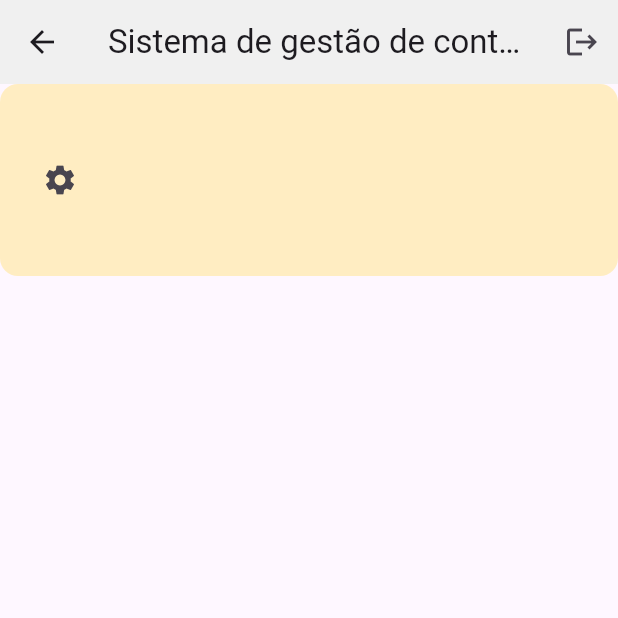
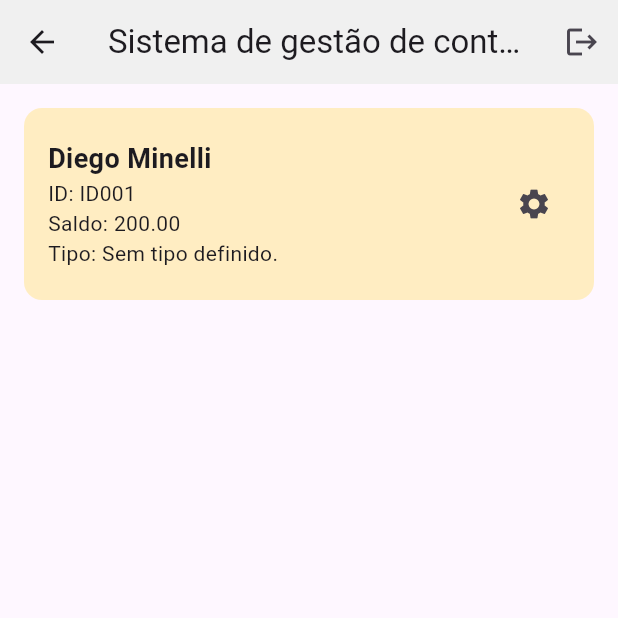
Before and after one commit to diegominelli/banco_douro, a Flutter app: the HomeScreen screen opened by its route, on a phone screen of 412 x 824 dp, the top half of it. Run offline on Flutter 3.47's test engine with Material 3 defaults, Android fonts, the phone set to English and light mode, and no system bars.

Commit message:
mostrando os atributos do account

```diff
--- a/lib/ui/home_screen.dart
+++ b/lib/ui/home_screen.dart
@@ -21,7 +21,9 @@ class HomeScreen extends StatelessWidget {
           )
         ],
       ),
-      body: AccountWidget(
+      body: Padding(
+        padding: const EdgeInsets.all(16),
+        child: AccountWidget(
           account: Account(
               id: "ID001",
               name: "Diego",
@@ -29,6 +31,7 @@ class HomeScreen extends StatelessWidget {
               balance: 200,
               accountType: null),
         ),
+      ),
     );
   }
 }
--- a/lib/ui/widgets/account_widget.dart
+++ b/lib/ui/widgets/account_widget.dart
@@ -16,8 +16,22 @@ class AccountWidget extends StatelessWidget {
         borderRadius: BorderRadius.circular(12),
       ),
       child: Row(
+        mainAxisAlignment: MainAxisAlignment.spaceBetween,
         children: [
-          const Column(),
+          Column(
+            mainAxisAlignment: MainAxisAlignment.center,
+            crossAxisAlignment: CrossAxisAlignment.start,
+            children: [
+              Text(
+                "${account.name} ${account.lastName}",
+                style:
+                    const TextStyle(fontSize: 18, fontWeight: FontWeight.bold),
+              ),
+              Text("ID: ${account.id}"),
+              Text("Saldo: ${account.balance.toStringAsFixed(2)}"),
+              Text("Tipo: ${account.accountType ?? "Sem tipo definido."}"),
+            ],
+          ),
           IconButton(
             onPressed: () {},
             icon: const Icon(Icons.settings),
```
Lines whose indentation alone changed are shown as unchanged.
